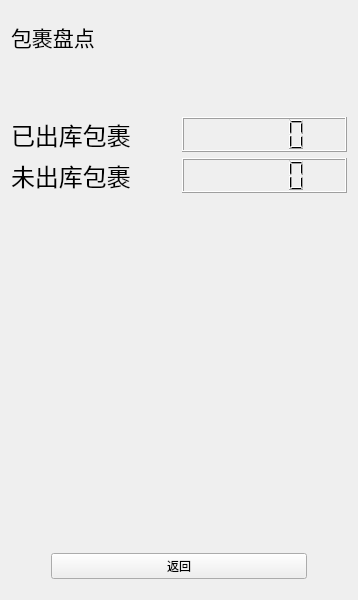
Before: the Qt Designer form packagecheck.ui in sg-first/Express-System, drawn with Qt 5.
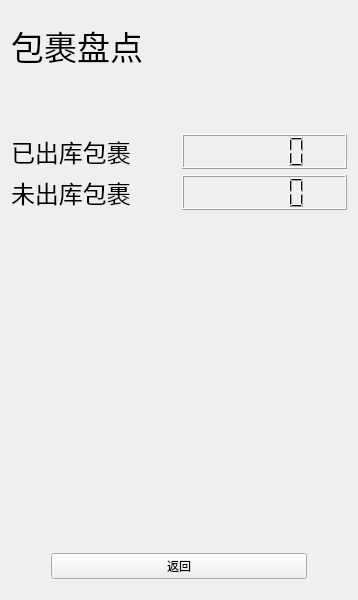
After: the same form once the commit is applied.

What changed in the file:
```diff
--- a/packagecheck.ui
+++ b/packagecheck.ui
@@ -43,7 +43,7 @@
        <property name="font">
         <font>
          <family>Arial</family>
-         <pointsize>16</pointsize>
+         <pointsize>25</pointsize>
         </font>
        </property>
        <property name="text">
```
